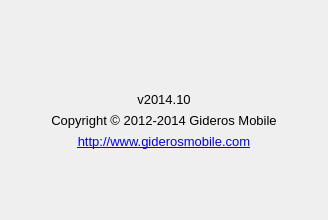
gideros/gideros, file ui/aboutdialog.ui: the form before one commit.
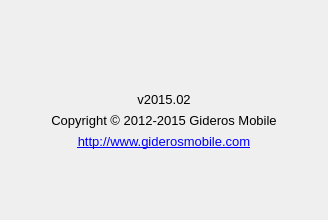
The form after the commit. Icons and pictures are not drawn.

Diff of the .ui file:
```diff
--- a/ui/aboutdialog.ui
+++ b/ui/aboutdialog.ui
@@ -70,7 +70,7 @@
           </font>
          </property>
          <property name="text">
-          <string>v2014.10</string>
+          <string>v2015.02</string>
          </property>
          <property name="alignment">
           <set>Qt::AlignCenter</set>
@@ -85,7 +85,7 @@
           </font>
          </property>
          <property name="text">
-          <string>Copyright © 2012-2014 Gideros Mobile</string>
+          <string>Copyright © 2012-2015 Gideros Mobile</string>
          </property>
          <property name="alignment">
           <set>Qt::AlignCenter</set>
```
